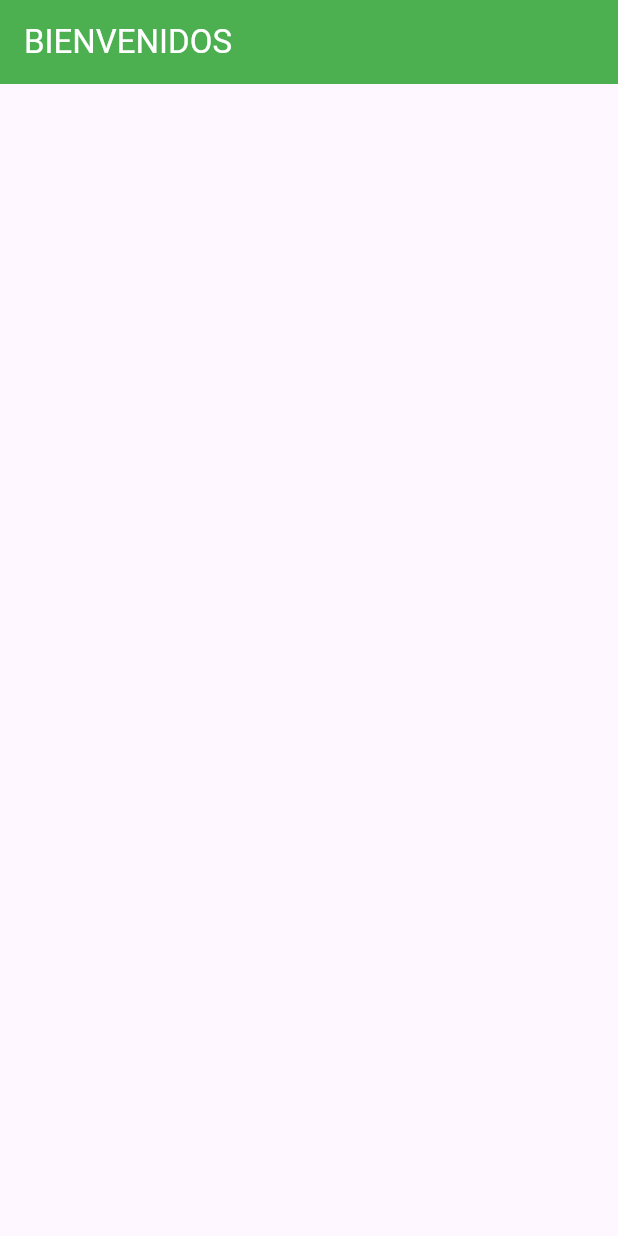
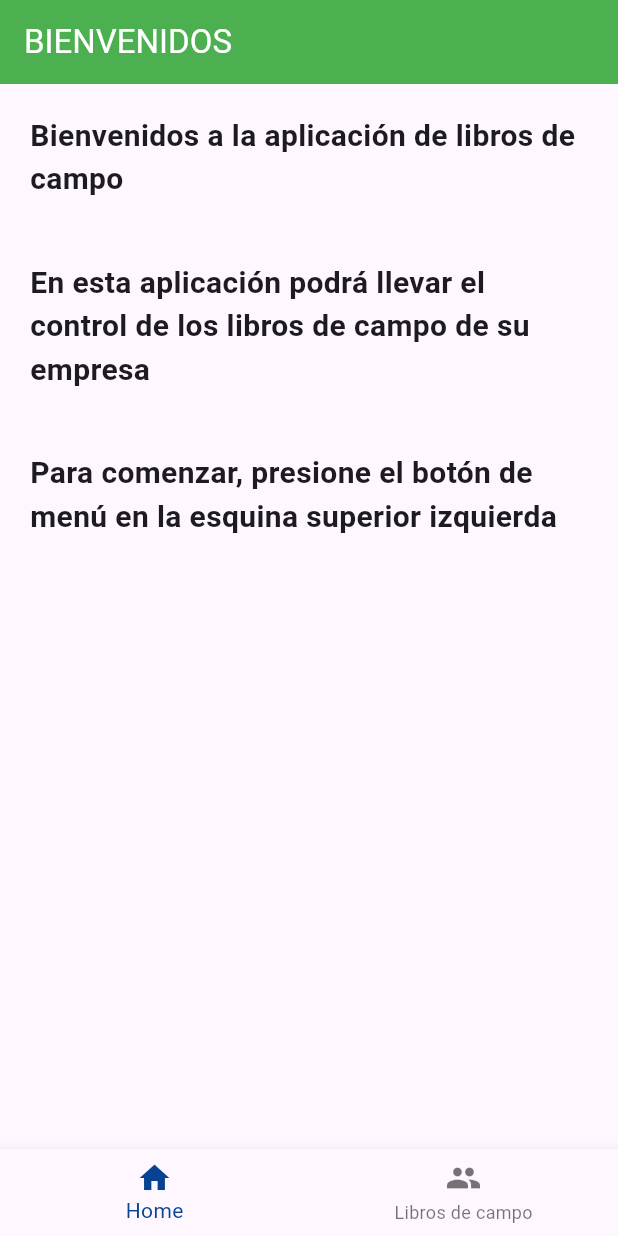
Before and after one commit to SebastianSarzosa/librosdecampo-main, a Flutter app: the screen it shows after launch, on a phone screen of 412 x 824 dp. Run offline on Flutter 3.47's test engine with Material 3 defaults, Android fonts, the phone set to English and light mode, and no system bars; our stand-ins replace sqflite; accounts and stored records are empty.

```diff
--- a/lib/bienvenido.dart
+++ b/lib/bienvenido.dart
@@ -13,6 +13,60 @@ class Bienvenido extends StatelessWidget {
         ),
         backgroundColor: Colors.green
       ),
+      body: Column(
+        children: <Widget>[
+          Container(
+            margin: EdgeInsets.all(20),
+            child: Text('Bienvenidos a la aplicación de libros de campo',
+              style: TextStyle(
+                fontSize: 20,
+                fontWeight: FontWeight.bold
+              ),
+            ),
+          ),
+          Container(
+            margin: EdgeInsets.all(20),
+            child: Text('En esta aplicación podrá llevar el control de los libros de campo de su empresa',
+              style: TextStyle(
+                fontSize: 20,
+                fontWeight: FontWeight.bold
+              ),
+            ),
+          ),
+          Container(
+            margin: EdgeInsets.all(20),
+            child: Text('Para comenzar, presione el botón de menú en la esquina superior izquierda',
+              style: TextStyle(
+                fontSize: 20,
+                fontWeight: FontWeight.bold
+              ),
+            ),
+          ),
+        ],
+      ),
+      bottomNavigationBar: BottomNavigationBar(
+        items: [
+          BottomNavigationBarItem(
+            icon: Icon(Icons.home),
+            label: 'Home',
+          ),
+          BottomNavigationBarItem(
+            icon: Icon(Icons.people),
+            label: 'Libros de campo'
+          ),
+        ],
+        currentIndex: 0,
+        selectedItemColor: Color.fromARGB(255, 6, 67, 146),
+        onTap: (index) {
+          if (index == 0) {
+            Navigator.popUntil(context, ModalRoute.withName('/bienvenido'));
+          } else if (index == 1) {
+            Navigator.pushNamed(context, '/menu');
+          }
+        },
+      ),
     );
+
   }
+
 }
```
Also changed, not shown: lib/menu.dart (+90 -0 lines), lib/views/librosdecampo/libro_list.dart (+0 -27 lines).
